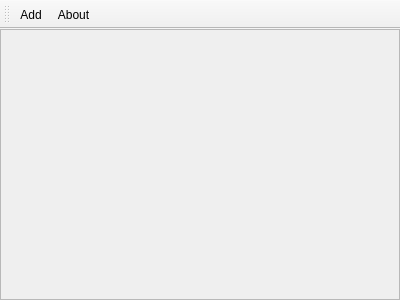
This is src/mainwindow.ui in Voral/protimer as Qt 5 draws it before an edit. The edited form follows.
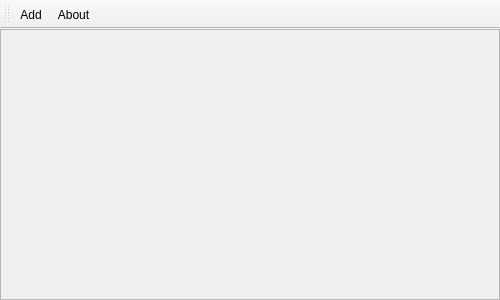
This is the edited form. Icons and pictures are not drawn.

```diff
--- a/src/mainwindow.ui
+++ b/src/mainwindow.ui
@@ -6,7 +6,7 @@
    <rect>
     <x>0</x>
     <y>0</y>
-    <width>400</width>
+    <width>500</width>
     <height>300</height>
    </rect>
   </property>
```
